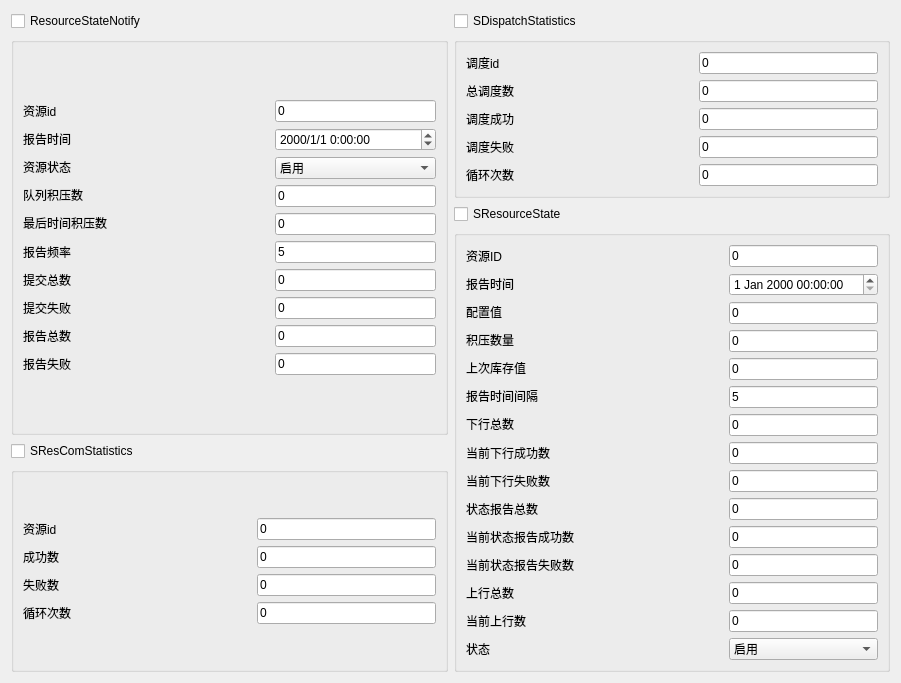
Old version of the form MsgTest/UI/UI_Monitor_Cloud.ui in the repository XiaoJiaoYaZi/welink.
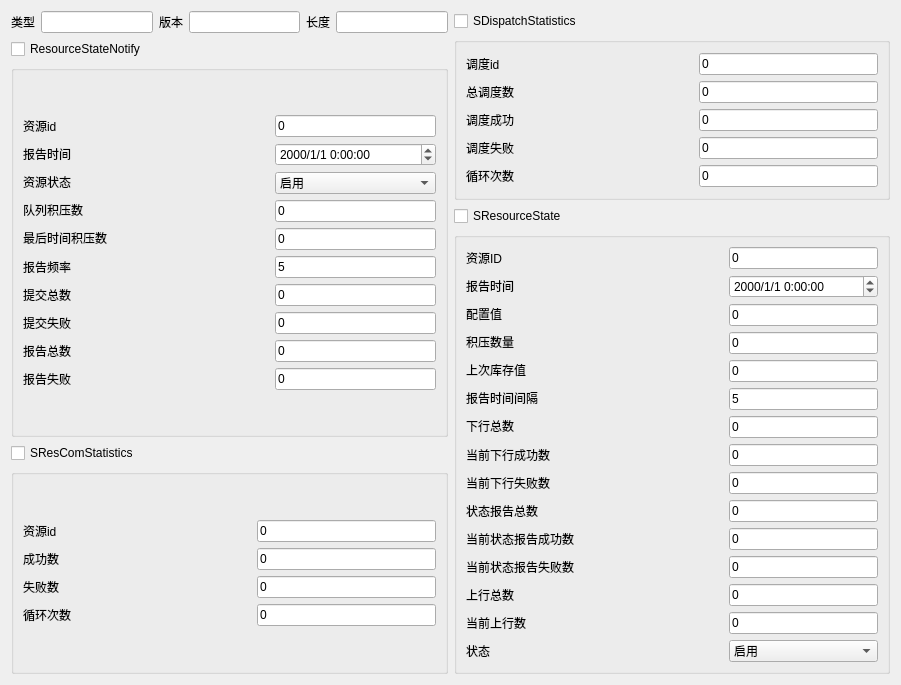
New version of the form.

The edit to the form file:
```diff
--- a/MsgTest/UI/UI_Monitor_Cloud.ui
+++ b/MsgTest/UI/UI_Monitor_Cloud.ui
@@ -7,14 +7,171 @@
     <x>0</x>
     <y>0</y>
     <width>901</width>
-    <height>657</height>
+    <height>683</height>
    </rect>
   </property>
   <property name="windowTitle">
    <string>Form</string>
   </property>
   <layout class="QGridLayout" name="gridLayout_5">
-   <item row="0" column="0" rowspan="2">
+   <item row="0" column="0">
+    <layout class="QHBoxLayout" name="horizontalLayout_4">
+     <item>
+      <layout class="QHBoxLayout" name="horizontalLayout">
+       <item>
+        <widget class="QLabel" name="label_35">
+         <property name="text">
+          <string>类型</string>
+         </property>
+        </widget>
+       </item>
+       <item>
+        <widget class="QLineEdit" name="lineEdit_type"/>
+       </item>
+      </layout>
+     </item>
+     <item>
+      <layout class="QHBoxLayout" name="horizontalLayout_2">
+       <item>
+        <widget class="QLabel" name="label_36">
+         <property name="text">
+          <string>版本</string>
+         </property>
+        </widget>
+       </item>
+       <item>
+        <widget class="QLineEdit" name="lineEdit_ver"/>
+       </item>
+      </layout>
+     </item>
+     <item>
+      <layout class="QHBoxLayout" name="horizontalLayout_3">
+       <item>
+        <widget class="QLabel" name="label_37">
+         <property name="text">
+          <string>长度</string>
+         </property>
+        </widget>
+       </item>
+       <item>
+        <widget class="QLineEdit" name="lineEdit_len"/>
+       </item>
+      </layout>
+     </item>
+    </layout>
+   </item>
+   <item row="0" column="1" rowspan="2">
+    <layout class="QVBoxLayout" name="verticalLayout_2">
+     <item>
+      <widget class="QCheckBox" name="checkBox_2">
+       <property name="text">
+        <string>SDispatchStatistics</string>
+       </property>
+      </widget>
+     </item>
+     <item>
+      <widget class="QGroupBox" name="groupBox_2">
+       <property name="title">
+        <string/>
+       </property>
+       <layout class="QGridLayout" name="gridLayout_2">
+        <item row="0" column="0">
+         <layout class="QVBoxLayout" name="verticalLayout_12">
+          <item>
+           <widget class="QLabel" name="label_11">
+            <property name="text">
+             <string>调度id</string>
+            </property>
+           </widget>
+          </item>
+          <item>
+           <widget class="QLabel" name="label_12">
+            <property name="text">
+             <string>总调度数</string>
+            </property>
+           </widget>
+          </item>
+          <item>
+           <widget class="QLabel" name="label_13">
+            <property name="text">
+             <string>调度成功</string>
+            </property>
+           </widget>
+          </item>
+          <item>
+           <widget class="QLabel" name="label_14">
+            <property name="text">
+             <string>调度失败</string>
+            </property>
+           </widget>
+          </item>
+          <item>
+           <widget class="QLabel" name="label_15">
+            <property name="text">
+             <string>循环次数</string>
+            </property>
+           </widget>
+          </item>
+         </layout>
+        </item>
+        <item row="0" column="2">
+         <layout class="QVBoxLayout" name="verticalLayout_11">
+          <item>
+           <widget class="QLineEdit" name="lineEdit_dispatchCenterId">
+            <property name="text">
+             <string>0</string>
+            </property>
+           </widget>
+          </item>
+          <item>
+           <widget class="QLineEdit" name="lineEdit_totalDispatchCnt">
+            <property name="text">
+             <string>0</string>
+            </property>
+           </widget>
+          </item>
+          <item>
+           <widget class="QLineEdit" name="lineEdit_succDispatchCnt">
+            <property name="text">
+             <string>0</string>
+            </property>
+           </widget>
+          </item>
+          <item>
+           <widget class="QLineEdit" name="lineEdit_failDispatchCnt">
+            <property name="text">
+             <string>0</string>
+            </property>
+           </widget>
+          </item>
+          <item>
+           <widget class="QLineEdit" name="lineEdit_cycleTime">
+            <property name="text">
+             <string>0</string>
+            </property>
+           </widget>
+          </item>
+         </layout>
+        </item>
+        <item row="0" column="1">
+         <spacer name="horizontalSpacer_4">
+          <property name="orientation">
+           <enum>Qt::Horizontal</enum>
+          </property>
+          <property name="sizeHint" stdset="0">
+           <size>
+            <width>40</width>
+            <height>20</height>
+           </size>
+          </property>
+         </spacer>
+        </item>
+       </layout>
+      </widget>
+     </item>
+    </layout>
+   </item>
+   <item row="1" column="0" rowspan="2">
     <layout class="QVBoxLayout" name="verticalLayout">
      <item>
       <widget class="QCheckBox" name="checkBox">
@@ -205,118 +362,7 @@
      </item>
     </layout>
    </item>
-   <item row="0" column="1">
-    <layout class="QVBoxLayout" name="verticalLayout_2">
-     <item>
-      <widget class="QCheckBox" name="checkBox_2">
-       <property name="text">
-        <string>SDispatchStatistics</string>
-       </property>
-      </widget>
-     </item>
-     <item>
-      <widget class="QGroupBox" name="groupBox_2">
-       <property name="title">
-        <string/>
-       </property>
-       <layout class="QGridLayout" name="gridLayout_2">
-        <item row="0" column="0">
-         <layout class="QVBoxLayout" name="verticalLayout_12">
-          <item>
-           <widget class="QLabel" name="label_11">
-            <property name="text">
-             <string>调度id</string>
-            </property>
-           </widget>
-          </item>
-          <item>
-           <widget class="QLabel" name="label_12">
-            <property name="text">
-             <string>总调度数</string>
-            </property>
-           </widget>
-          </item>
-          <item>
-           <widget class="QLabel" name="label_13">
-            <property name="text">
-             <string>调度成功</string>
-            </property>
-           </widget>
-          </item>
-          <item>
-           <widget class="QLabel" name="label_14">
-            <property name="text">
-             <string>调度失败</string>
-            </property>
-           </widget>
-          </item>
-          <item>
-           <widget class="QLabel" name="label_15">
-            <property name="text">
-             <string>循环次数</string>
-            </property>
-           </widget>
-          </item>
-         </layout>
-        </item>
-        <item row="0" column="2">
-         <layout class="QVBoxLayout" name="verticalLayout_11">
-          <item>
-           <widget class="QLineEdit" name="lineEdit_dispatchCenterId">
-            <property name="text">
-             <string>0</string>
-            </property>
-           </widget>
-          </item>
-          <item>
-           <widget class="QLineEdit" name="lineEdit_totalDispatchCnt">
-            <property name="text">
-             <string>0</string>
-            </property>
-           </widget>
-          </item>
-          <item>
-           <widget class="QLineEdit" name="lineEdit_succDispatchCnt">
-            <property name="text">
-             <string>0</string>
-            </property>
-           </widget>
-          </item>
-          <item>
-           <widget class="QLineEdit" name="lineEdit_failDispatchCnt">
-            <property name="text">
-             <string>0</string>
-            </property>
-           </widget>
-          </item>
-          <item>
-           <widget class="QLineEdit" name="lineEdit_cycleTime">
-            <property name="text">
-             <string>0</string>
-            </property>
-           </widget>
-          </item>
-         </layout>
-        </item>
-        <item row="0" column="1">
-         <spacer name="horizontalSpacer_4">
-          <property name="orientation">
-           <enum>Qt::Horizontal</enum>
-          </property>
-          <property name="sizeHint" stdset="0">
-           <size>
-            <width>40</width>
-            <height>20</height>
-           </size>
-          </property>
-         </spacer>
-        </item>
-       </layout>
-      </widget>
-     </item>
-    </layout>
-   </item>
-   <item row="1" column="1" rowspan="2">
+   <item row="2" column="1" rowspan="2">
     <layout class="QVBoxLayout" name="verticalLayout_6">
      <item>
       <widget class="QCheckBox" name="checkBox_4">
@@ -341,7 +387,11 @@
            </widget>
           </item>
           <item>
-           <widget class="QDateTimeEdit" name="dateTimeEdit_reportTime"/>
+           <widget class="QDateTimeEdit" name="dateTimeEdit_reportTime">
+            <property name="displayFormat">
+             <string>yyyy/M/d H:mm:ss</string>
+            </property>
+           </widget>
           </item>
           <item>
            <widget class="QLineEdit" name="lineEdit_statisticsConfig">
@@ -573,7 +623,7 @@
      </item>
     </layout>
    </item>
-   <item row="2" column="0">
+   <item row="3" column="0">
     <layout class="QVBoxLayout" name="verticalLayout_3">
      <item>
       <widget class="QCheckBox" name="checkBox_3">
```
